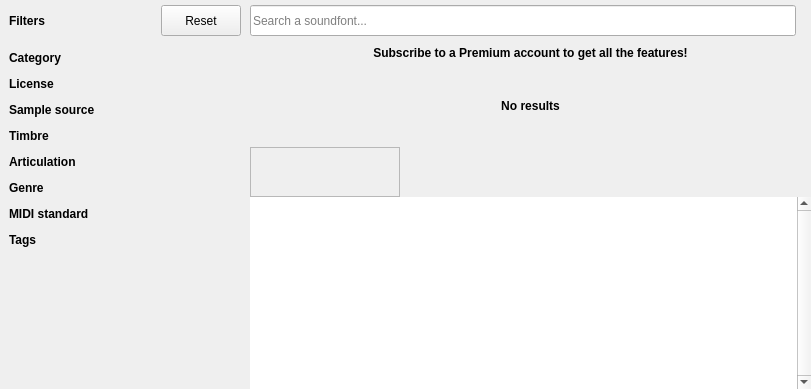
Old version of the form sources/repository/browser/soundfontbrowser.ui in the repository davy7125/polyphone.
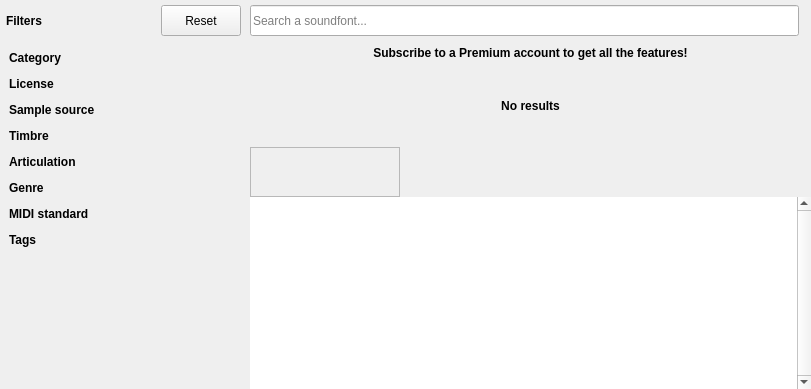
New version of the form. Custom widgets are drawn as their Qt base class.

```diff
--- a/sources/repository/browser/soundfontbrowser.ui
+++ b/sources/repository/browser/soundfontbrowser.ui
@@ -187,6 +187,9 @@
           <property name="topMargin">
            <number>5</number>
           </property>
+          <property name="rightMargin">
+           <number>6</number>
+          </property>
           <property name="bottomMargin">
            <number>6</number>
           </property>
@@ -240,6 +243,9 @@
           <enum>QFrame::NoFrame</enum>
          </property>
          <layout class="QHBoxLayout" name="horizontalLayout">
+          <property name="leftMargin">
+           <number>6</number>
+          </property>
           <property name="topMargin">
            <number>5</number>
           </property>
```
Left out of the diff: 52 changed lines with no effect on the pictures.
